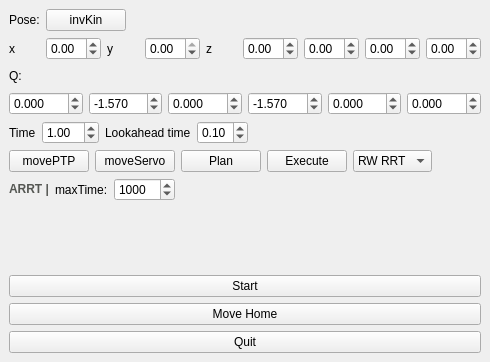
Before: the Qt Designer form robot_plugin/src/RobotPlugin.ui in Ezzence/rovi2-robot, drawn with Qt 5.
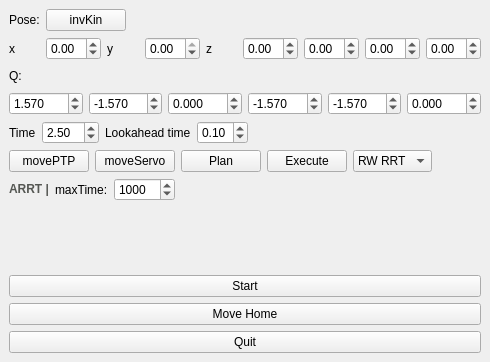
After: the same form once the commit is applied.

Patch:
```diff
--- a/robot_plugin/src/RobotPlugin.ui
+++ b/robot_plugin/src/RobotPlugin.ui
@@ -203,6 +203,9 @@
           <property name="singleStep">
            <double>0.100000000000000</double>
           </property>
+          <property name="value">
+           <double>1.570000000000000</double>
+          </property>
          </widget>
         </item>
         <item>
@@ -273,6 +276,9 @@
           <property name="singleStep">
            <double>0.100000000000000</double>
           </property>
+          <property name="value">
+           <double>-1.570000000000000</double>
+          </property>
          </widget>
         </item>
         <item>
@@ -314,7 +320,7 @@
            <double>0.100000000000000</double>
           </property>
           <property name="value">
-           <double>1.000000000000000</double>
+           <double>2.500000000000000</double>
           </property>
          </widget>
         </item>
```
